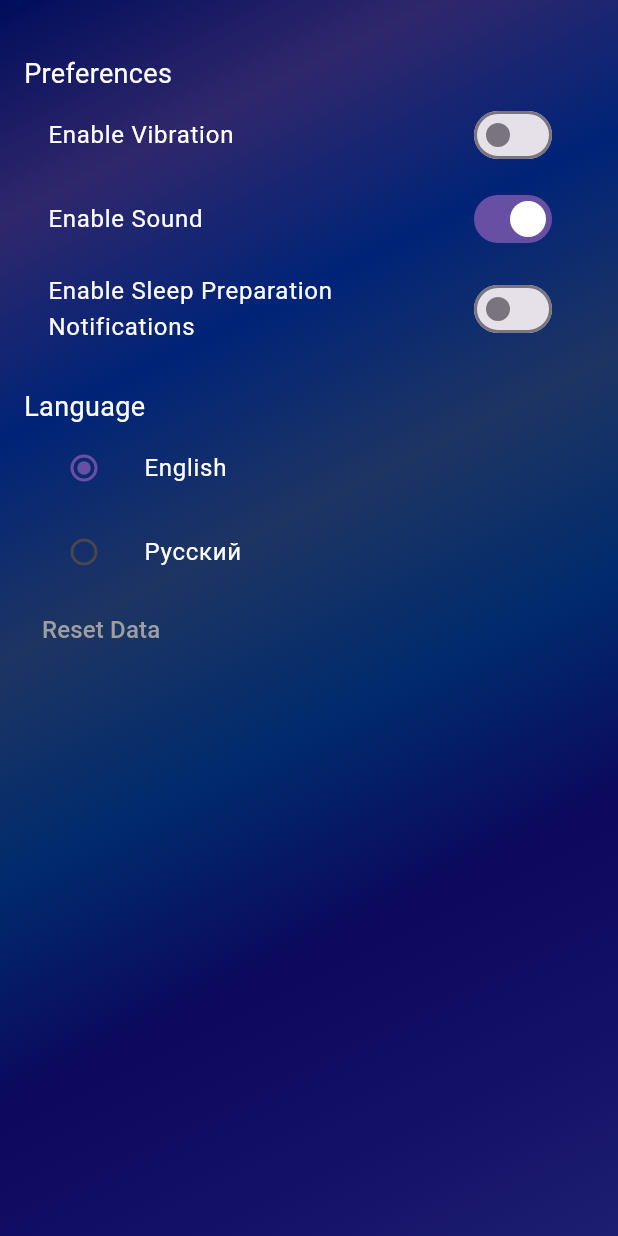
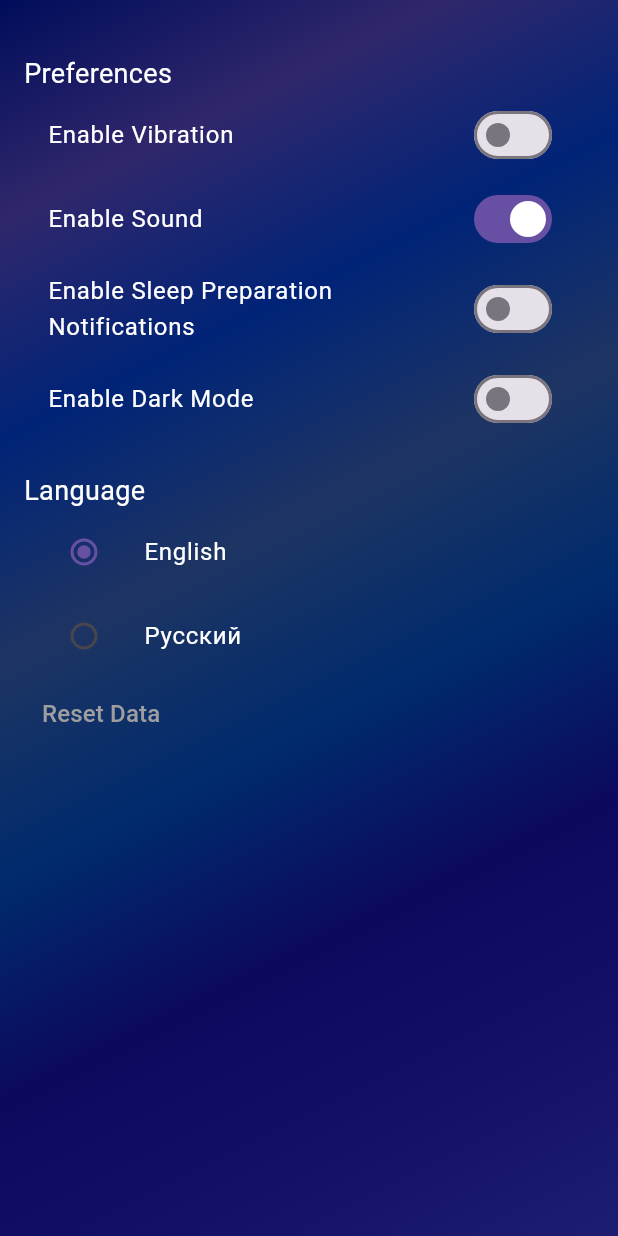
Before and after one commit to g1l4a/SleepTracker, a Flutter app: the SettingsScreen screen opened directly, on a phone screen of 412 x 824 dp. Run offline on Flutter 3.47's test engine with Material 3 defaults, Android fonts, the light colour scheme and no system bars; our stand-ins replace flutter_local_notifications, flutter_riverpod, permission_handler, shared_preferences, timezone; accounts and stored records are empty; generated files the repository leaves out were written again; Roboto replaces fonts that are missing (Montserrat).

Commit message:
Minor Tweaks

```diff
--- a/lib/settings_screen.dart
+++ b/lib/settings_screen.dart
@@ -55,11 +55,11 @@ class SettingsScreen extends ConsumerWidget {
                   value: settings.notificationsEnabled,
                   onChanged: notifier.toggleNotifications,
                 ),
-                /*SwitchListTile(
+                SwitchListTile(
                   title: Text(AppLocalizations.of(context)!.enDark, style: TextStyle(color: Colors.white)),
                   value: settings.isDarkMode,
                   onChanged: notifier.toggleTheme,
-                ),*/
+                ),
                 const SizedBox(height: 20),
                 Text(
                   AppLocalizations.of(context)!.language,
```
